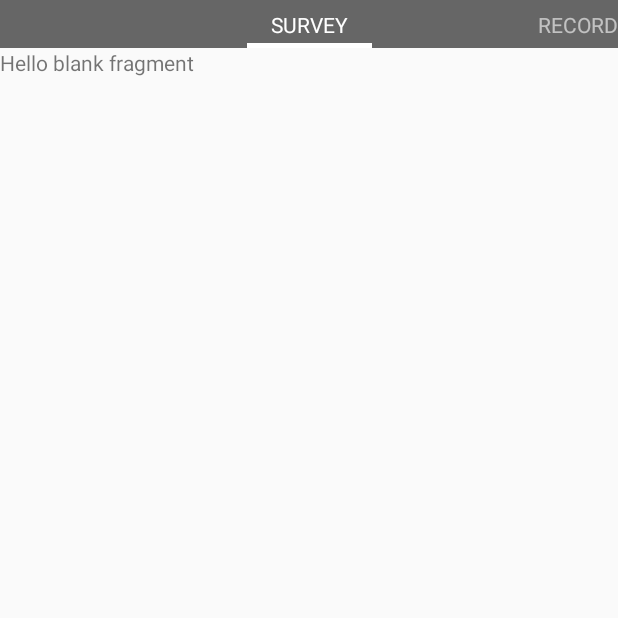
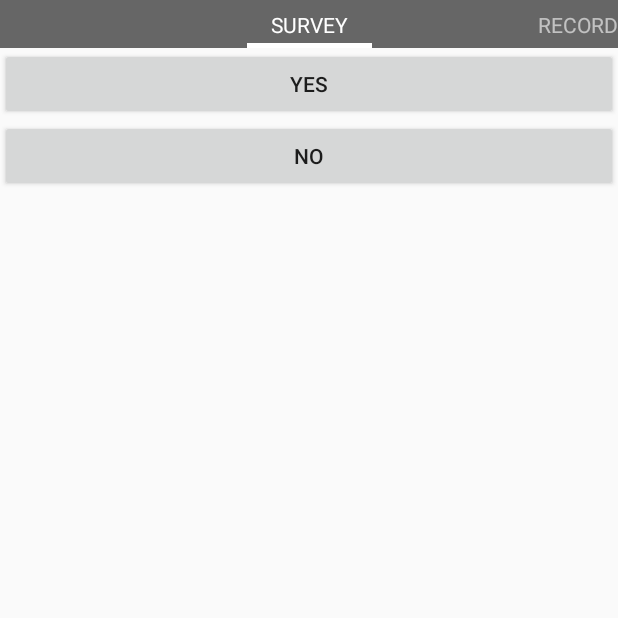
Before and after one commit to xieminjie/Prospective-evaluation-of-clinical-features-in-patients-with-adrenal-incidentalomas-ENSAT, an Android app: the SurveyFragment screen opened directly, with no data from a screen before it, on a phone screen of 412 x 824 dp, the top half of it. Run offline under Robolectric (Android 15) with nearby library versions, the phone set to English and light mode, and no system bars.

Commit message:
update select if problem today

```diff
--- a/ClientApp/app/src/main/java/com/example/xieminjie/clientapp/MainActivity.java
+++ b/ClientApp/app/src/main/java/com/example/xieminjie/clientapp/MainActivity.java
@@ -44,8 +44,9 @@ public class MainActivity extends AppCompatActivity {
         loginBtn.setOnClickListener(new View.OnClickListener() {
             @Override
             public void onClick(View v) {
-                userid = loginTextField.getText().toString();
-                socket.emit("send login request",userid);
+              //  userid = loginTextField.getText().toString();
+              //  socket.emit("send login request",userid);
+                startToLogin();
             }
         });
     }
--- a/ClientApp/app/src/main/java/com/example/xieminjie/clientapp/SurveyFragment.java
+++ b/ClientApp/app/src/main/java/com/example/xieminjie/clientapp/SurveyFragment.java
@@ -7,6 +7,8 @@
 import android.view.LayoutInflater;
 import android.view.View;
 import android.view.ViewGroup;
+import android.widget.Button;
+import android.widget.LinearLayout;
 
 
 /**
@@ -26,17 +28,13 @@
     // TODO: Rename and change types of parameters
     private String mParam1;
     private String mParam2;
-
     private OnFragmentInteractionListener mListener;
 
-    /**
-     * Use this factory method to create a new instance of
-     * this fragment using the provided parameters.
-     *
-     * @param param1 Parameter 1.
-     * @param param2 Parameter 2.
-     * @return A new instance of fragment SurveyFragment.
-     */
+    private boolean ifSurvey;
+    private boolean ifProblem;
+    private LinearLayout linearLayout;
+    private LinearLayout myll;
+
     // TODO: Rename and change types and number of parameters
     public static SurveyFragment newInstance(String param1, String param2) {
         SurveyFragment fragment = new SurveyFragment();
@@ -58,15 +56,27 @@
             mParam1 = getArguments().getString(ARG_PARAM1);
             mParam2 = getArguments().getString(ARG_PARAM2);
         }
+
     }
 
     @Override
     public View onCreateView(LayoutInflater inflater, ViewGroup container,
                              Bundle savedInstanceState) {
-        // Inflate the layout for this fragment
-        return inflater.inflate(R.layout.fragment_survey, container, false);
+        final View view = inflater.inflate(R.layout.fragment_survey, container, false);
+        linearLayout = (LinearLayout)view.findViewById(R.id.survey_fragment_linearLayout);
+        myll = createMyll(getActivity());
+        linearLayout.addView(myll);
+        return view;
     }
-
+    // UI for haven't do survey today
+    private LinearLayout createMyll(Activity activity){
+        LinearLayout ll = createll(activity);
+        Button pBtn = createProblemBtn(activity);
+        Button npBtn = createnoProblemBtn(activity);
+        ll.addView(pBtn);
+        ll.addView(npBtn);
+        return ll;
+    }
     // TODO: Rename method, update argument and hook method into UI event
     public void onButtonPressed(Uri uri) {
         if (mListener != null) {
@@ -74,19 +84,33 @@
         }
     }
 
-    /**
-     * This interface must be implemented by activities that contain this
-     * fragment to allow an interaction in this fragment to be communicated
-     * to the activity and potentially other fragments contained in that
-     * activity.
-     * <p>
-     * See the Android Training lesson <a href=
-     * "http://developer.android.com/training/basics/fragments/communicating.html"
-     * >Communicating with Other Fragments</a> for more information.
-     */
     public interface OnFragmentInteractionListener {
         // TODO: Update argument type and name
         public void onFragmentInteraction(Uri uri);
     }
+    public void initInterace(Activity activity){
+        LinearLayout ll = createll(activity);
+        Button pBtn = createProblemBtn(activity);
+        Button npBtn = createnoProblemBtn(activity);
+        ll.addView(pBtn);
+        ll.addView(npBtn);
+    }
+    // check ifproblem UI
+    public LinearLayout createll(Activity activity){
+        LinearLayout surveyLayout = new LinearLayout(activity);
+        surveyLayout.setOrientation(LinearLayout.VERTICAL);
+        surveyLayout.setPadding(0, 0, 0, 0);
+        return surveyLayout;
+    }
+    public Button createProblemBtn (Activity activity){
+        Button problemBtn = new Button(activity);
+        problemBtn.setText("Yes");
+        return problemBtn;
+    }
+    public Button createnoProblemBtn (Activity activity){
+        Button noproblemBtn = new Button(activity);
+        noproblemBtn.setText("No");
+        return noproblemBtn;
+    }
 
 }
--- a/ClientApp/app/src/main/res/layout/fragment_survey.xml
+++ b/ClientApp/app/src/main/res/layout/fragment_survey.xml
@@ -2,9 +2,11 @@
     xmlns:tools="http://schemas.android.com/tools" android:layout_width="match_parent"
     android:layout_height="match_parent"
     tools:context="com.example.xieminjie.clientapp.SurveyFragment">
-
-    <!-- TODO: Update blank fragment layout -->
-    <TextView android:layout_width="match_parent" android:layout_height="match_parent"
-        android:text="@string/hello_blank_fragment" />
-
+    <LinearLayout
+        android:id="@+id/survey_fragment_linearLayout"
+        android:orientation="vertical"
+        android:layout_width="match_parent"
+        android:layout_height="fill_parent"
+        >
+    </LinearLayout>
 </FrameLayout>
```
